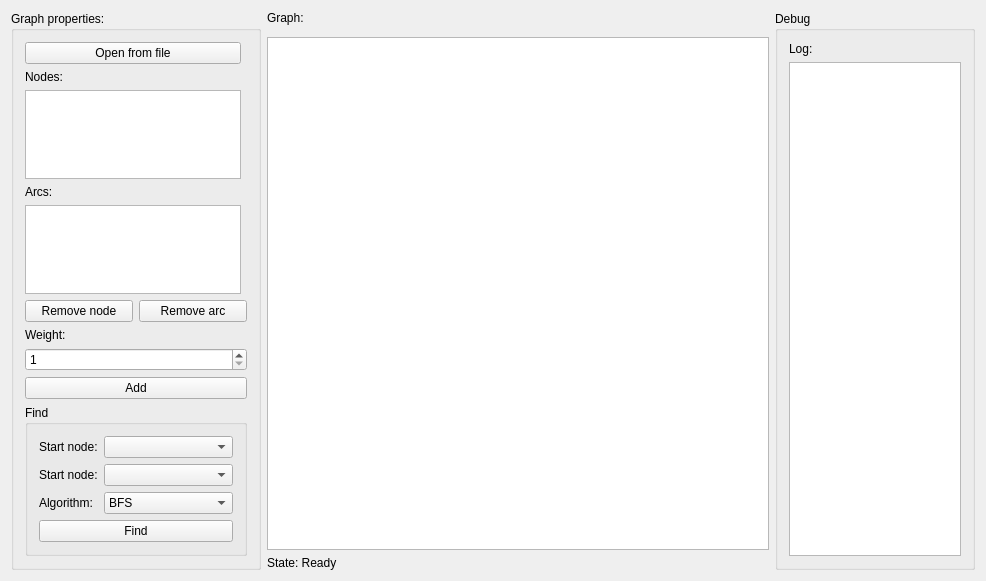
Before: the Qt Designer form gui/form.ui in DanilGansky/pyfinder, drawn with Qt 5.
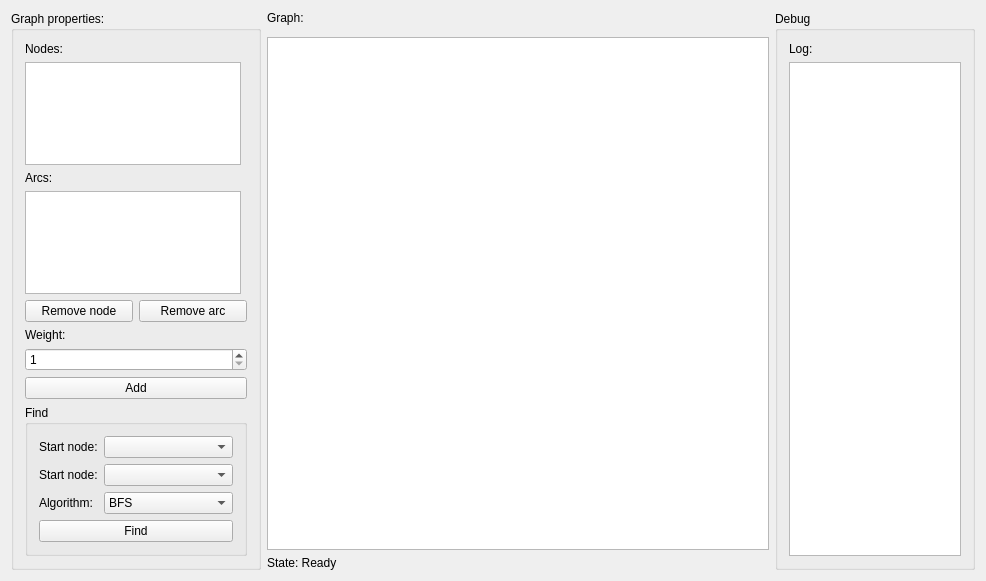
After: the same form once the commit is applied.

Patch:
```diff
--- a/gui/form.ui
+++ b/gui/form.ui
@@ -38,7 +38,7 @@
       <string>Graph properties:</string>
      </property>
      <layout class="QGridLayout" name="gridLayout_2">
-      <item row="6" column="0">
+      <item row="5" column="0">
        <widget class="QLabel" name="label_8">
         <property name="text">
          <string>Arcs:</string>
@@ -107,10 +107,10 @@
         </layout>
        </widget>
       </item>
-      <item row="7" column="0">
+      <item row="6" column="0">
        <widget class="QListWidget" name="listWidget_2"/>
       </item>
-      <item row="4" column="0">
+      <item row="3" column="0">
        <widget class="QListWidget" name="listWidget"/>
       </item>
       <item row="11" column="0" colspan="2">
@@ -141,7 +141,7 @@
         </item>
        </layout>
       </item>
-      <item row="2" column="0">
+      <item row="1" column="0">
        <widget class="QLabel" name="label">
         <property name="text">
          <string>Nodes:</string>
@@ -165,13 +165,6 @@
         </property>
        </widget>
       </item>
-      <item row="1" column="0">
-       <widget class="QPushButton" name="pushButton_5">
-        <property name="text">
-         <string>Open from file</string>
-        </property>
-       </widget>
-      </item>
      </layout>
     </widget>
    </item>
```
Left out of the diff: 15 changed lines with no effect on the pictures.
